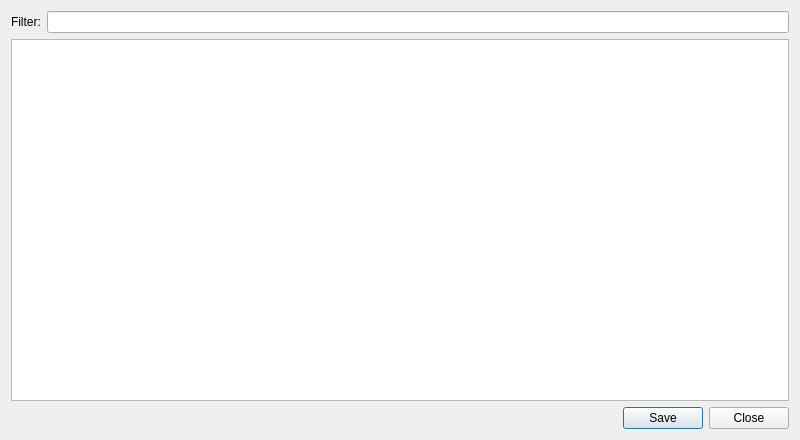
Qt form src/Sigil/Form_Files/IndexEditor.ui (Sigil-Ebook/Sigil) before a commit.
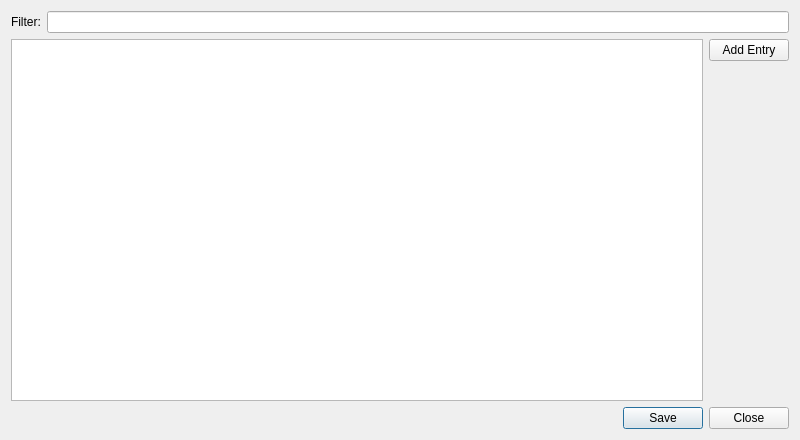
The same form after that commit. Custom widgets are drawn as their Qt base class.

Commit message: Add Add Entry button to Clip and Index Editor and Add Group to Clip Editor to make it more discoverable.

What changed in the file:
```diff
--- a/src/Sigil/Form_Files/IndexEditor.ui
+++ b/src/Sigil/Form_Files/IndexEditor.ui
@@ -45,7 +45,31 @@
       </widget>
      </item>
      <item>
-      <layout class="QVBoxLayout" name="verticalLayout"/>
+      <layout class="QVBoxLayout" name="verticalLayout_3"/>
+     </item>
+     <item>
+      <layout class="QVBoxLayout" name="verticalLayout">
+       <item>
+        <widget class="QPushButton" name="AddEntry">
+         <property name="text">
+          <string>Add Entry</string>
+         </property>
+        </widget>
+       </item>
+       <item>
+        <spacer name="verticalSpacer">
+         <property name="orientation">
+          <enum>Qt::Vertical</enum>
+         </property>
+         <property name="sizeHint" stdset="0">
+          <size>
+           <width>20</width>
+           <height>40</height>
+          </size>
+         </property>
+        </spacer>
+       </item>
+      </layout>
      </item>
     </layout>
    </item>
```
The commit also changes 3 other files.
